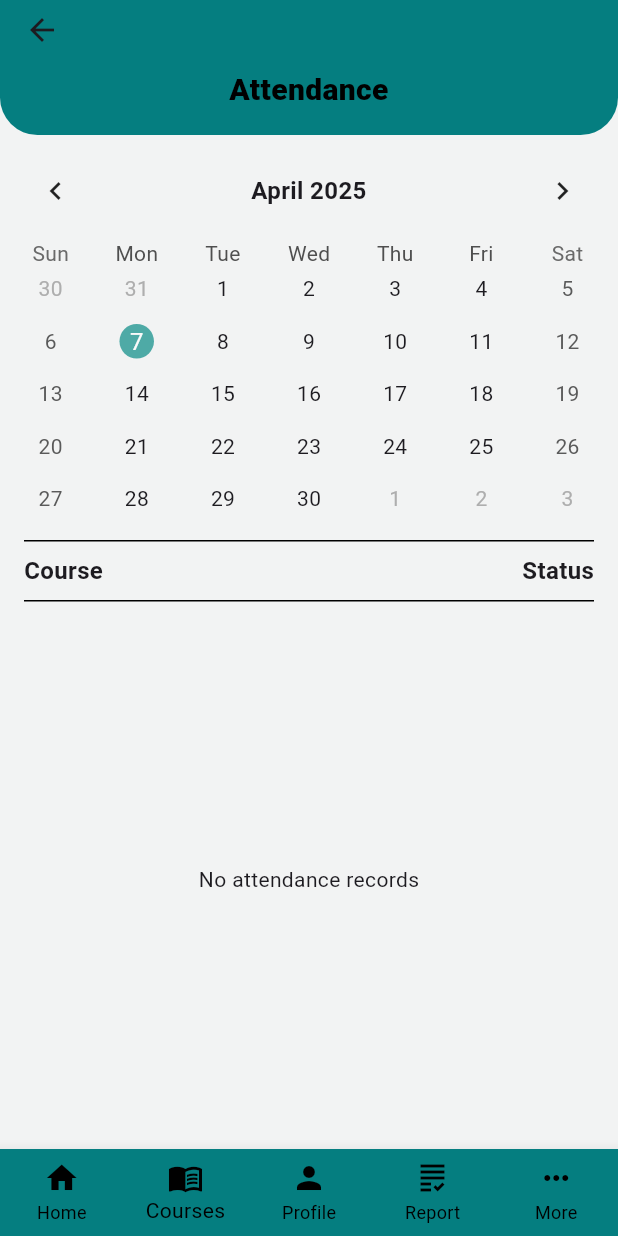
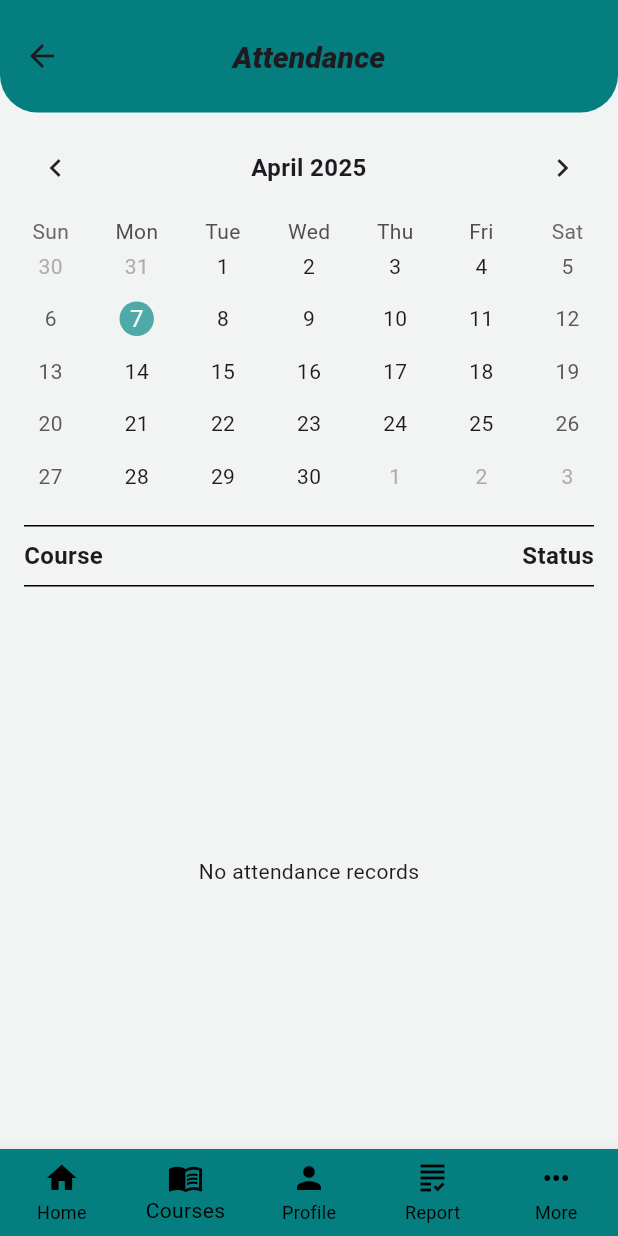
Before and after one commit to Manar-Ashraf/EduSync, a Flutter app: the AttendanceStudent screen opened directly, on a phone screen of 412 x 824 dp. Run offline on Flutter 3.47's test engine with Material 3 defaults, Android fonts, the light colour scheme and no system bars; drawn by our look-alikes of table_calendar; our stand-ins replace cloud_firestore, firebase_auth, firebase_core, fl_chart, percent_indicator; accounts and stored records are empty.

```diff
--- a/lib/screens/instructor/home_instructor.dart
+++ b/lib/screens/instructor/home_instructor.dart
@@ -75,7 +75,6 @@ class _HomeInstructorState extends State<HomeInstructor> {
           final classDoc = classDocs.docs[j];
           final className = classDoc['className'] as String? ?? 'N/A';
 
-          // Use modulo to cycle through hardcoded student counts
           final studentCount = _studentCounts[(i + j) % _studentCounts.length];
 
           _classes.add({
--- a/lib/screens/parent/student_report.dart
+++ b/lib/screens/parent/student_report.dart
@@ -227,7 +227,7 @@ class _StudentReportState extends State<StudentReport> {
                   child: Text("You don't have permission to view this report"),
                 )
               else if (isLoading)
-                const Center(child: CircularProgressIndicator())
+                const Center(child: CircularProgressIndicator(color: Color.fromARGB(255, 5, 126, 128),))
               else if (subjectScores.isEmpty)
                 const Center(child: Text("No report data available"))
               else
--- a/lib/screens/student/attendance_student.dart
+++ b/lib/screens/student/attendance_student.dart
@@ -97,40 +97,23 @@ class _AttendanceStudentState extends State<AttendanceStudent> {
     return Scaffold(
       backgroundColor: const Color.fromARGB(255, 242, 243, 243),
       appBar: AppBar(
-        toolbarHeight: 30.0,
         backgroundColor: const Color.fromARGB(255, 5, 126, 128),
+        toolbarHeight: 75,
+        title: Text(
+          "Attendance",
+          style: const TextStyle(
+            fontSize: 20,
+            fontWeight: FontWeight.w900,
+            fontStyle: FontStyle.italic,
+          ),
+        ),
+        centerTitle: true,
+        shape: const RoundedRectangleBorder(
+          borderRadius: BorderRadius.vertical(bottom: Radius.circular(25)),
+        ),
       ),
       body: Column(
         children: [
-          Container(
-            height: 60,
-            padding: const EdgeInsets.symmetric(horizontal: 16, vertical: 10),
-            decoration: const BoxDecoration(
-              color: Color.fromARGB(255, 5, 126, 128),
-              borderRadius: BorderRadius.only(
-                bottomLeft: Radius.circular(25),
-                bottomRight: Radius.circular(25),
-              ),
-            ),
-            child: SafeArea(
-              child: Row(
-                children: [
-                  Expanded(
-                    child: Text(
-                      "Attendance",
-                      style: const TextStyle(
-                        fontSize: 20,
-                        fontWeight: FontWeight.w900,
-                        color: Colors.black,
-                      ),
-                      textAlign: TextAlign.center,
-                    ),
-                  ),
-                ],
-              ),
-            ),
-          ),
-
           Container(
             padding: const EdgeInsets.all(5.0),
             child: TableCalendar(
@@ -169,7 +152,7 @@ class _AttendanceStudentState extends State<AttendanceStudent> {
             ),
           ),
 
-          const SizedBox(height: 5),
+          const SizedBox(height: 10),
 
           Expanded(
             child: Padding(
```
Also changed, not shown: lib/screens/instructor/class_details.dart (+14 -1 lines), lib/screens/student/report.dart (+93 -34 lines).
